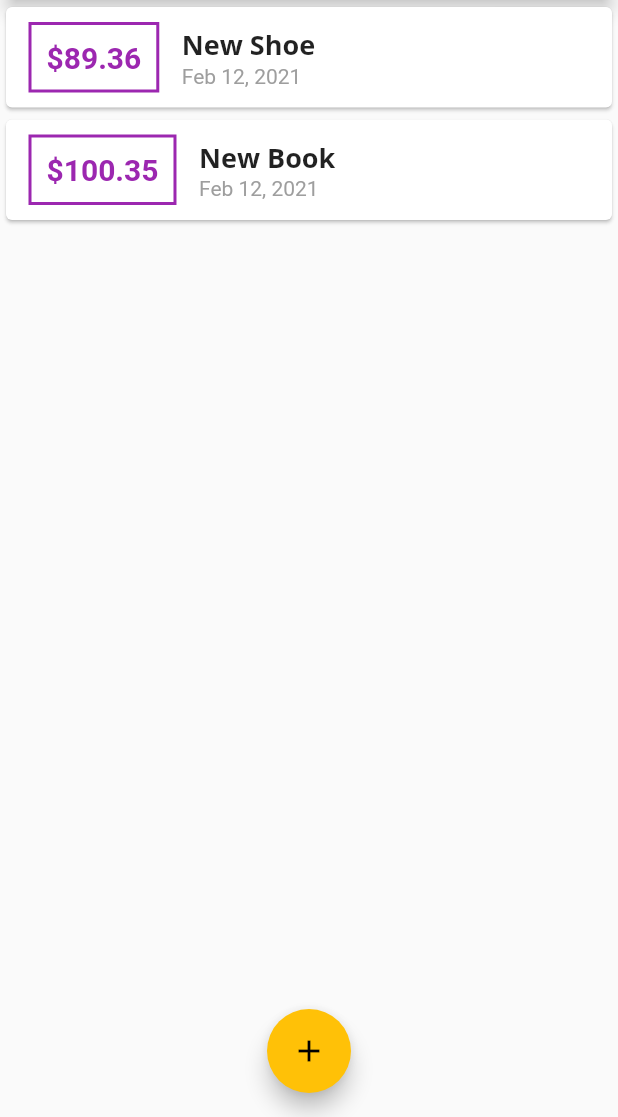
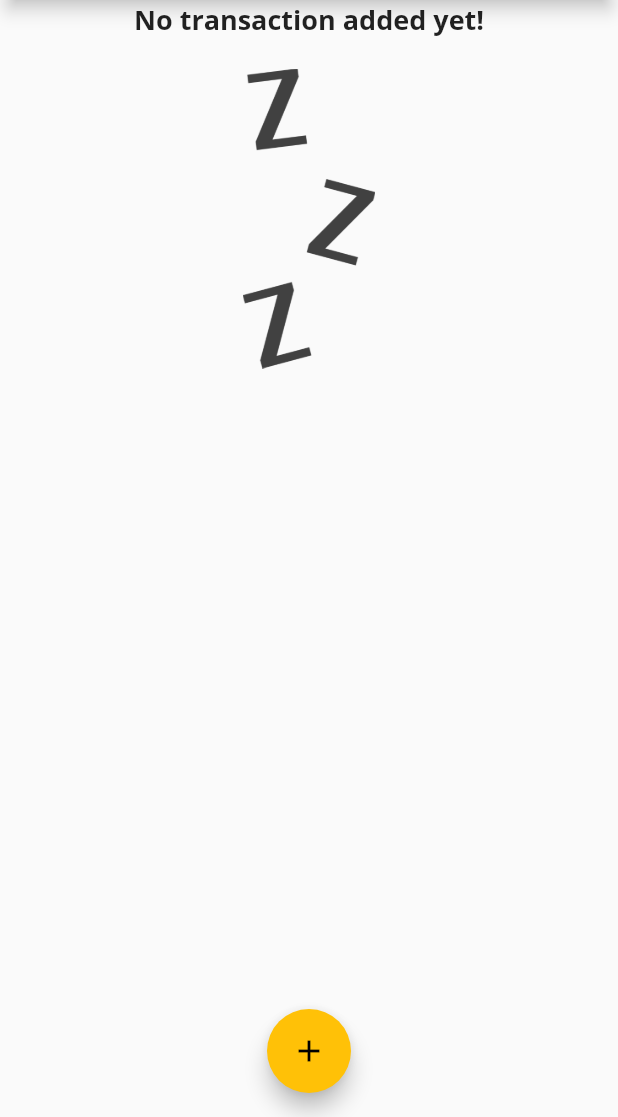
Before and after one commit to shuvo18103107/Expense-Planner-App, a Flutter app: the screen it shows after launch, on a phone screen of 412 x 824 dp, the part 119-1236 px from its top. Run offline on Flutter 3.47's test engine with Material 2 defaults, Android fonts, the phone set to English and light mode, and no system bars.

Commit message:
adding images and applying logic when there is no transaction

```diff
--- a/lib/main.dart
+++ b/lib/main.dart
@@ -40,10 +40,10 @@ class Home extends StatefulWidget {
 
 class _HomeState extends State<Home> {
   final List<Transaction> _userTransaction = [
-    Transaction(
-        id: 't1', title: 'New Shoe', amount: 89.36, date: DateTime.now()),
-    Transaction(
-        id: 't2', title: 'New Book', amount: 100.35, date: DateTime.now()),
+    // Transaction(
+    //     id: 't1', title: 'New Shoe', amount: 89.36, date: DateTime.now()),
+    // Transaction(
+    //     id: 't2', title: 'New Book', amount: 100.35, date: DateTime.now()),
   ];
   void _addTransaction(String txtitle, double txamount) {
     final newtxt = Transaction(
--- a/lib/widget/transaction_list.dart
+++ b/lib/widget/transaction_list.dart
@@ -1,3 +1,5 @@
+// import 'package:universal_html/html.dart';
+
 import '../model/transaction.dart';
 import 'package:flutter/material.dart';
 import 'package:intl/intl.dart';
@@ -10,14 +12,30 @@ class TransactionList extends StatelessWidget {
   Widget build(BuildContext context) {
     return Container(
         height: 300,
-        child: ListView.builder(
+        child: transactionList.isEmpty
+            ? Column(
+                children: [
+                  Text(
+                    'No transaction added yet!',
+                    style: Theme.of(context).textTheme.headline6,
+                  ),
+                  SizedBox(
+                    height: 20,
+                  ),
+                  Container(
+                      height: 200,
+                      child: Image.asset('assets/images/waiting.png'))
+                ],
+              )
+            : ListView.builder(
                 itemBuilder: (ctx, index) {
                   return Card(
                       child: Row(
                     children: [
                       Container(
                         padding: EdgeInsets.all(10),
-                  margin: EdgeInsets.symmetric(vertical: 10, horizontal: 15),
+                        margin:
+                            EdgeInsets.symmetric(vertical: 10, horizontal: 15),
                         decoration: BoxDecoration(
                             border: Border.all(color: Colors.purple, width: 2)),
                         child: Text(
@@ -35,7 +53,8 @@ class TransactionList extends StatelessWidget {
                           Text(transactionList[index].title,
                               style: Theme.of(context).textTheme.headline6),
                           Text(
-                      DateFormat.yMMMd().format(transactionList[index].date),
+                            DateFormat.yMMMd()
+                                .format(transactionList[index].date),
                             style: TextStyle(color: Colors.grey),
                           ),
                         ],
--- a/pubspec.yaml
+++ b/pubspec.yaml
@@ -25,6 +25,7 @@ dependencies:
     sdk: flutter
   cupertino_icons: ^1.0.0
   intl: ^0.16.1
+  universal_html: ^1.2.4
 
 dev_dependencies:
   flutter_test:
@@ -40,8 +41,8 @@ flutter:
   # the material Icons class.
   uses-material-design: true
   # To add assets to your application, add an assets section, like this:
-  # assets:
-  #   - images/a_dot_burr.jpeg
+  assets:
+    - assets/images/waiting.png
   #   - images/a_dot_ham.jpeg
   # An image asset can refer to one or more resolution-specific "variants", see
   # https://flutter.dev/assets-and-images/#resolution-aware.
@@ -63,6 +64,5 @@ flutter:
         - asset: assets/fonts/Quicksand-Regular.ttf
         - asset: assets/fonts/Quicksand-Bold.ttf
           weight: 700
-  #
   # For details regarding fonts from package dependencies,
   # see https://flutter.dev/custom-fonts/#from-packages
```
Also changed, not shown: assets/images/waiting.png (added), pubspec.lock. Lines whose indentation alone changed are shown as unchanged.
